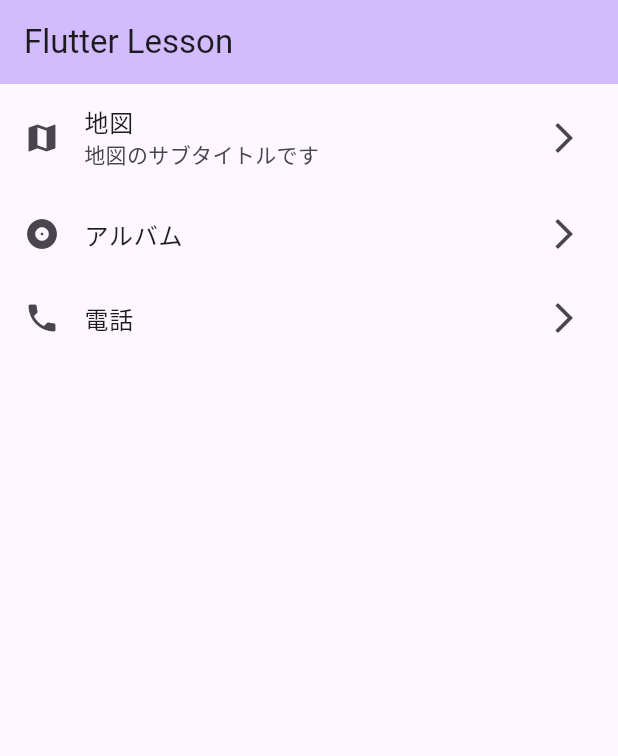
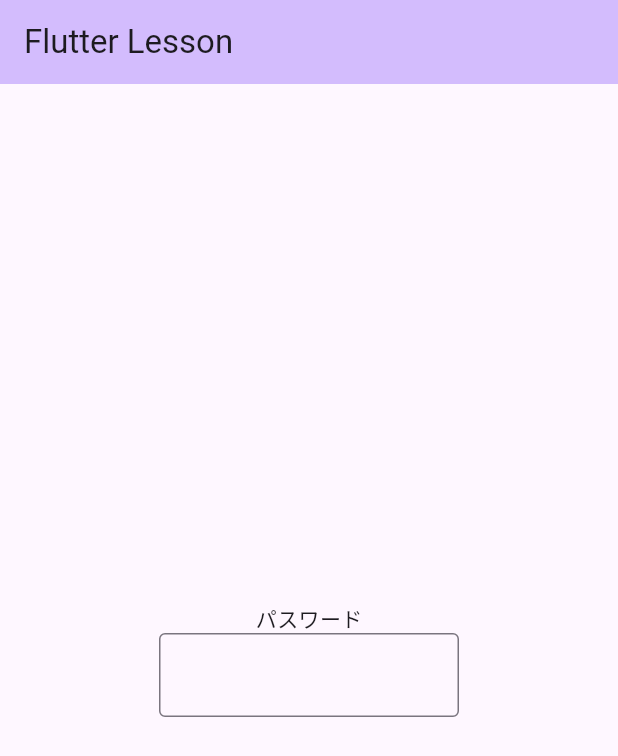
Before and after one commit to riku-yokoyama/Flutter_lesson4_1, a Flutter app: the screen it shows after launch, on a phone screen of 412 x 824 dp. Shown: the top 756 px of the screen. Run offline on Flutter 3.47's test engine with Material 3 defaults, Android fonts, the phone set to English and light mode, and no system bars.

Commit message:
セクション4の課題1として、ログイン画面を作成中

```diff
--- a/lib/main.dart
+++ b/lib/main.dart
@@ -42,42 +42,38 @@ class _MyHomePageState extends State<MyHomePage> {
   Widget build(BuildContext context) {
     return Scaffold(
         appBar: AppBar(
-          backgroundColor: Theme.of(context).colorScheme.inversePrimary,
+          backgroundColor: Theme
+              .of(context)
+              .colorScheme
+              .inversePrimary,
           title: Text(widget.title),
         ),
 
-        // SingleChildScrollViewよりもパフォーマンスが良いので、大量データを扱う際はListView
-        // RowやColumnを使わなくても、直接Childrenをかける
-        body: ListView(
-          children: [
-            // ListTileはListViewの子要素
-            // タイトルやアイコンを持ち、TODOアプリなどを作成できる
-            ListTile(
-              leading: Icon(Icons.map),
-              title: Text("地図"),
-              subtitle: Text("地図のサブタイトルです"),
-              trailing: Icon(Icons.arrow_forward_ios),
-              onTap: () {
-                // ここに押したときの処理を書く(匿名関数)
-              },
-            ),
-            ListTile(
-              leading: Icon(Icons.album),
-              title: Text("アルバム"),
-              trailing: Icon(Icons.arrow_forward_ios),
-              onTap: () {
-                // ここに押したときの処理を書く(匿名関数)
-              },
-            ),
-            ListTile(
-              leading: Icon(Icons.phone),
-              title: Text("電話"),
-              trailing: Icon(Icons.arrow_forward_ios),
-              onTap: () {
-                // ここに押したときの処理を書く(匿名関数)
-              },
-            ),
-          ],
+        body: Center(
+          child: Column(
+            mainAxisAlignment: MainAxisAlignment.center,
+            children: [
+              Padding(
+                padding: const EdgeInsets.only(left: 0.10),
+                child: Text(
+                  "パスワード"
+                ),
+              ),
+              Row(
+                mainAxisSize: MainAxisSize.min,
+                children: [
+                  SizedBox(
+                    width: 200,
+                    child: TextField(
+                      decoration: InputDecoration(
+                        border: OutlineInputBorder(),
+                      ),
+                    ),
+                  )
+                ],
+              )
+            ],
+          ),
         ));
   }
 }
```
